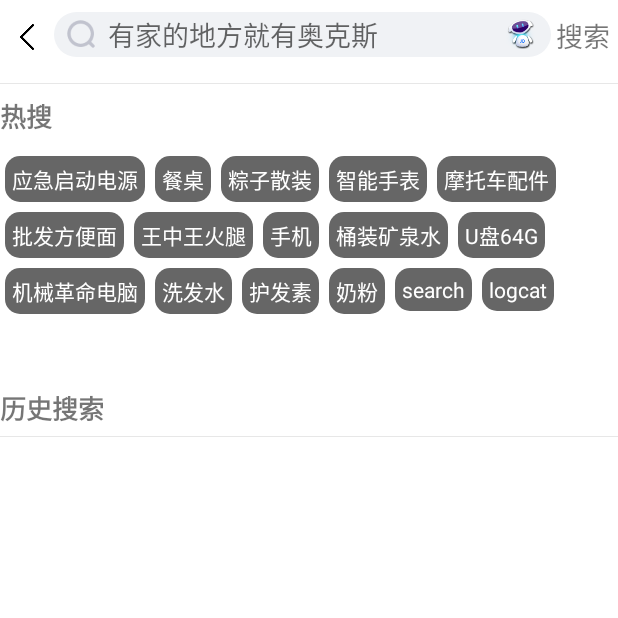
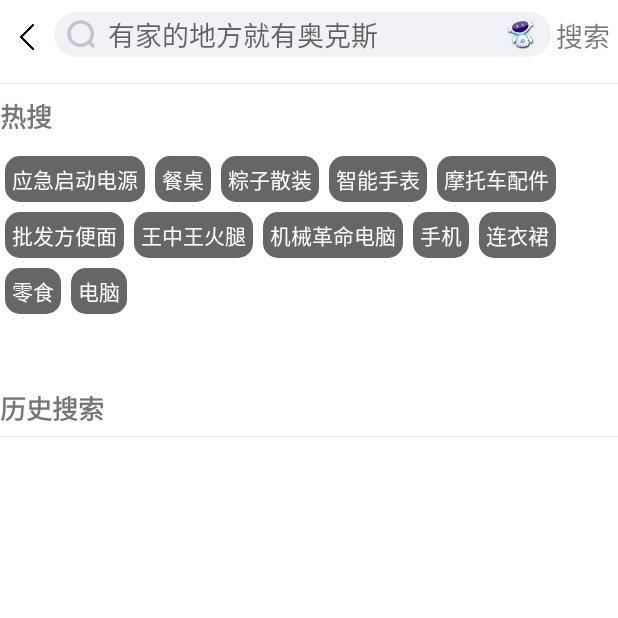
Before and after one commit to WangErPangv/FangJingDong, an Android app: the SearchActivity screen opened directly, with no data from a screen before it, on a phone screen of 412 x 824 dp, the top half of it. Run offline under Robolectric (Android 15) with nearby library versions, the phone set to English and light mode, and no system bars; our stand-ins replace ButterKnife; network calls fail.

Commit message:
流式布局有修改做了点击事件

```diff
--- a/app/src/main/java/wby/laowang/fangjingdong/view/activity/SearchActivity.java
+++ b/app/src/main/java/wby/laowang/fangjingdong/view/activity/SearchActivity.java
@@ -40,14 +40,8 @@
     @BindView(R.id.search_edit)
     EditText search_edit;
     private List<String> list;
+    private List<String> liulist;
     private MyHistoryListAdapter myHistoryListAdapter;
-    private String mNames[] = {
-            "应急启动电源", "餐桌", "粽子散装",
-            "智能手表", "摩托车配件", "批发方便面",
-            "王中王火腿", "手机", "桶装矿泉水",
-            "U盘64G", "机械革命电脑", "洗发水",
-            "护发素", "奶粉", "search", "logcat"
-    };
 
     @Override
     protected void onCreate(Bundle savedInstanceState) {
@@ -56,7 +50,17 @@
         setContentView(R.layout.activity_search);
         ButterKnife.bind(this);
         list = new ArrayList<>();
+        liuContent();
         initChildViews();
+
+    }
+
+    public void liuContent(){
+        liulist = new ArrayList<>();
+        liulist.add( "应急启动电源");liulist.add( "餐桌");liulist.add( "粽子散装");
+        liulist.add( "智能手表");liulist.add( "摩托车配件");liulist.add( "批发方便面");
+        liulist.add( "王中王火腿");liulist.add( "机械革命电脑");liulist.add( "手机");
+        liulist.add( "连衣裙");liulist.add( "零食");liulist.add( "电脑");
 
     }
 
@@ -102,12 +106,27 @@
         lp.rightMargin = 5;
         lp.topMargin = 5;
         lp.bottomMargin = 5;
-        for (int i = 0; i < mNames.length; i++) {
-            TextView view = new TextView(this);
-            view.setText(mNames[i]);
+        for (int i = 0; i < liulist.size(); i++) {
+            final TextView view = new TextView(this);
+            view.setText(liulist.get(i));
             view.setTextColor(Color.WHITE);
             view.setBackgroundDrawable(getResources().getDrawable(R.drawable.textview_bg));
             searchLiushi.addView(view, lp);
+
+            view.setOnClickListener(new View.OnClickListener() {
+                @Override
+                public void onClick(View v) {
+                    String liuname = view.getText().toString();
+                    Toast.makeText(SearchActivity.this,liuname,Toast.LENGTH_SHORT).show();
+                    Intent intent = new Intent(SearchActivity.this,ProductListActivity.class);
+                    intent.putExtra("keywords",liuname);
+                    if (liuname == null || liuname.equals("")){
+                        Toast.makeText(SearchActivity.this,"输入内容不能为空",Toast.LENGTH_SHORT).show();
+                    }else {
+                        startActivity(intent);
+                    }
+                }
+            });
         }
     }
 
```
